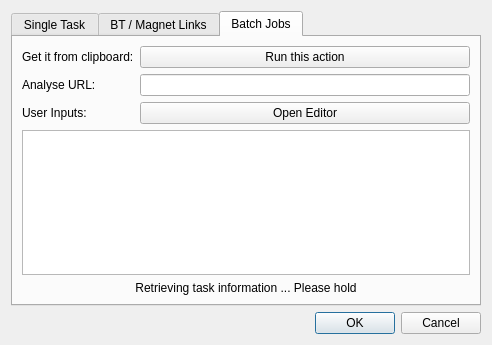
The window that addcloudtask.ui (h3r3x3/XLCloudClient) describes before a commit, drawn with Qt 5.
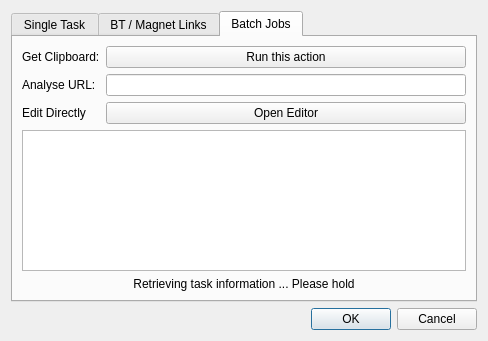
The same window after the commit.

```diff
--- a/addcloudtask.ui
+++ b/addcloudtask.ui
@@ -6,8 +6,8 @@
    <rect>
     <x>0</x>
     <y>0</y>
-    <width>492</width>
-    <height>345</height>
+    <width>488</width>
+    <height>341</height>
    </rect>
   </property>
   <property name="windowTitle">
@@ -145,7 +145,7 @@
          <item row="4" column="0">
           <widget class="QLabel" name="label_7">
            <property name="text">
-            <string>User Inputs:</string>
+            <string>Edit Directly</string>
            </property>
           </widget>
          </item>
@@ -169,7 +169,7 @@
          <item row="0" column="0">
           <widget class="QLabel" name="label_5">
            <property name="text">
-            <string>Get it from clipboard:</string>
+            <string>Get Clipboard:</string>
            </property>
           </widget>
          </item>
```
Left out of the diff: 6 changed lines with no effect on the pictures.
